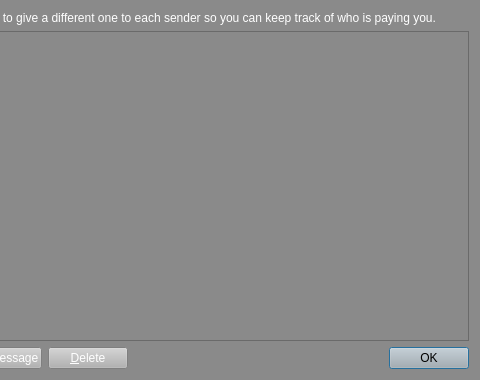
This is src/qt/forms/addressbookpage.ui in Sterlingcoin/Sterlingcoin-1.5.1.1-Lite-Edition-Linux-Source as Qt 5 draws it before an edit; both pictures show x 422 to 902 and y 0 to 380 of the 902 by 380 pixel window. The edited form follows.
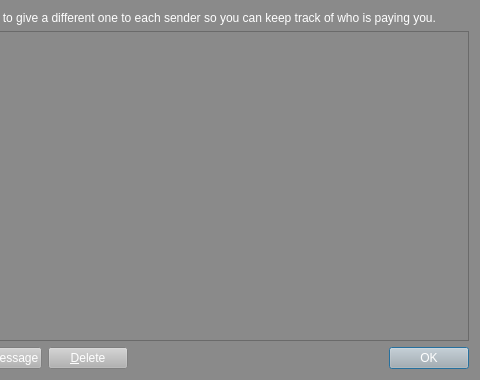
This is the edited form. Icons and pictures are not drawn.

```diff
--- a/src/qt/forms/addressbookpage.ui
+++ b/src/qt/forms/addressbookpage.ui
@@ -4682,9 +4682,9 @@
           <colorrole role="WindowText">
            <brush brushstyle="SolidPattern">
             <color alpha="255">
-             <red>69</red>
-             <green>69</green>
-             <blue>69</blue>
+             <red>255</red>
+             <green>255</green>
+             <blue>255</blue>
             </color>
            </brush>
           </colorrole>
@@ -4736,9 +4736,9 @@
           <colorrole role="Text">
            <brush brushstyle="SolidPattern">
             <color alpha="255">
-             <red>69</red>
-             <green>69</green>
-             <blue>69</blue>
+             <red>255</red>
+             <green>255</green>
+             <blue>255</blue>
             </color>
            </brush>
           </colorrole>
@@ -4754,9 +4754,9 @@
           <colorrole role="ButtonText">
            <brush brushstyle="SolidPattern">
             <color alpha="255">
-             <red>138</red>
-             <green>138</green>
-             <blue>138</blue>
+             <red>255</red>
+             <green>255</green>
+             <blue>255</blue>
             </color>
            </brush>
           </colorrole>
@@ -4830,7 +4830,8 @@
         <bool>false</bool>
        </property>
        <property name="styleSheet">
-        <string notr="true">background-color: rgb(178, 178, 178);</string>
+        <string notr="true">background-color: rgb(178, 178, 178);
+color: rgb(255,255,255);</string>
        </property>
        <property name="standardButtons">
         <set>QDialogButtonBox::Ok</set>
```
Left out of the diff: 160 changed lines with no effect on the pictures.
